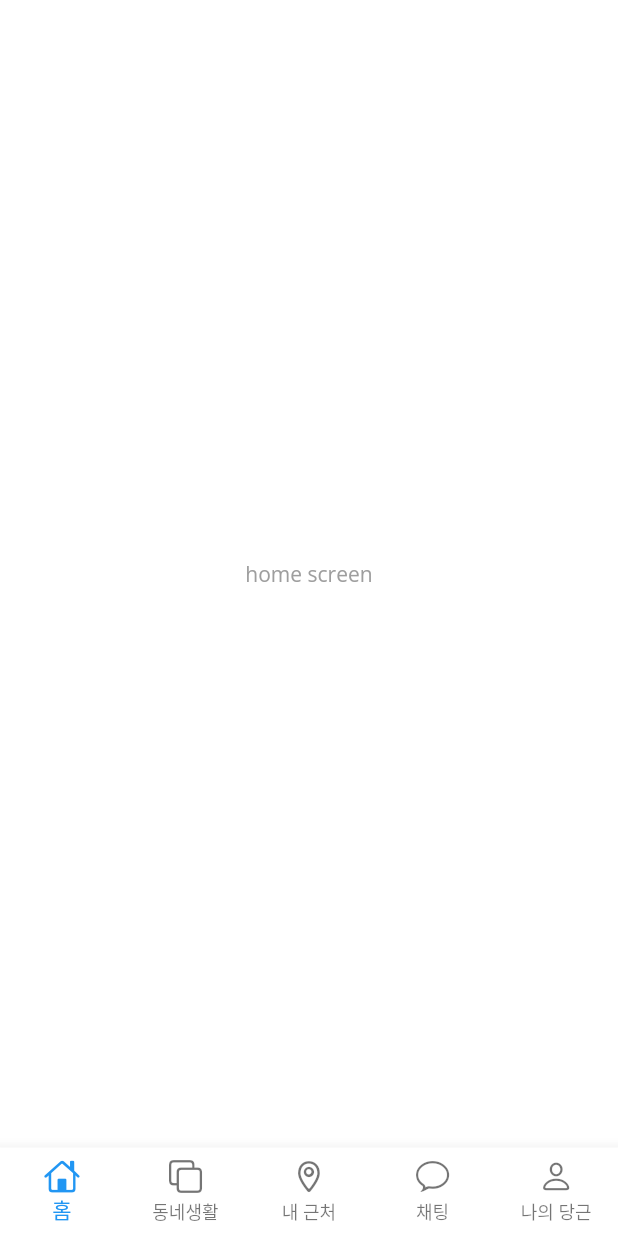
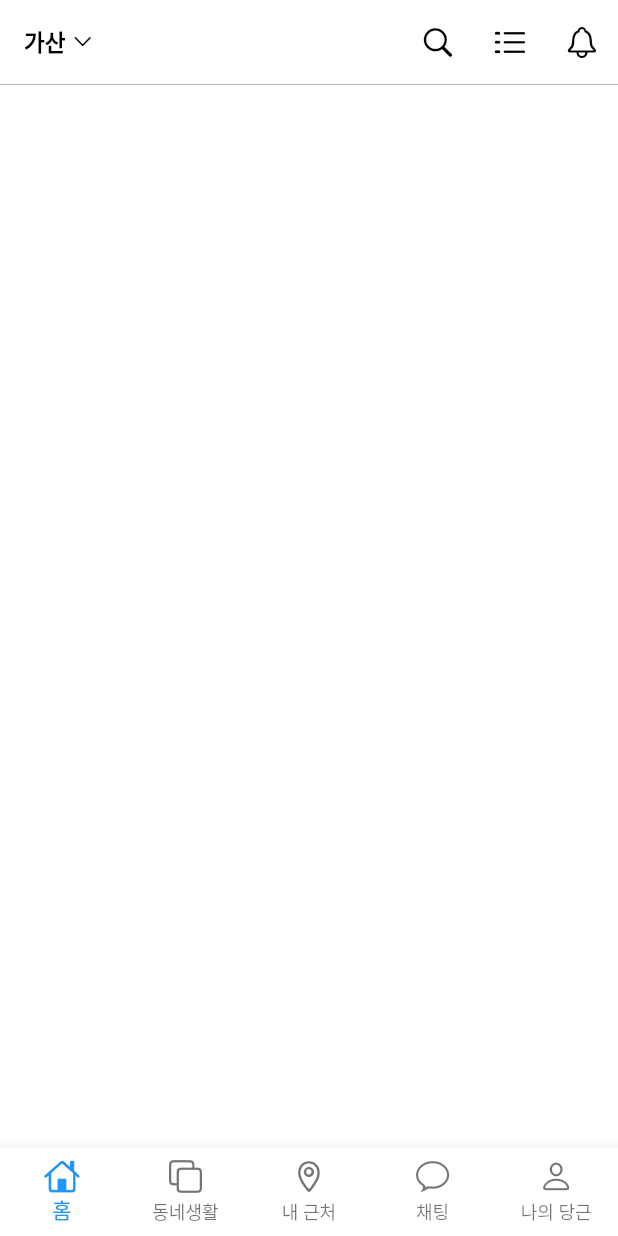
Before and after one commit to kihyeonkwon/carrot_flutter, a Flutter app: the screen it shows after launch, on a phone screen of 412 x 824 dp. Run offline on Flutter 3.47's test engine with Material 2 defaults, Android fonts, the phone set to English and light mode, and no system bars; our stand-ins replace google_fonts.

Commit message:
JKH-110 FEAT: 홈스크린을 서초동에서 가산으로 바꿈

```diff
--- a/lib/screens/home/home_screen.dart
+++ b/lib/screens/home/home_screen.dart
@@ -1,3 +1,5 @@
+import 'package:carrot/theme.dart';
+import 'package:flutter/cupertino.dart';
 import 'package:flutter/material.dart';
 
 class HomeScreen extends StatelessWidget {
@@ -5,8 +7,39 @@ class HomeScreen extends StatelessWidget {
 
   @override
   Widget build(BuildContext context) {
-    return const Center(
-      child: Text('home screen'),
-    );
+    return Scaffold(
+        appBar: AppBar(
+          title: Row(children: const [
+            Text('가산'),
+            SizedBox(
+              width: 4.0,
+            ),
+            Icon(
+              CupertinoIcons.chevron_down,
+              size: 15,
+            )
+          ]),
+          actions: [
+            IconButton(
+              icon: const Icon(
+                CupertinoIcons.search,
+              ),
+              onPressed: () {},
+            ),
+            IconButton(
+              icon: const Icon(CupertinoIcons.list_dash),
+              onPressed: () {},
+            ),
+            IconButton(
+              icon: const Icon(CupertinoIcons.bell),
+              onPressed: () {},
+            ),
+          ],
+          bottom: const PreferredSize(
+            preferredSize: Size.fromHeight(0.5),
+            child: Divider(thickness: 0.5, height: 0.5, color: Colors.grey),
+          ),
+        ),
+        body: Container());
   }
 }
--- a/lib/theme.dart
+++ b/lib/theme.dart
@@ -15,6 +15,8 @@ AppBarTheme appTheme() {
   return AppBarTheme(
     centerTitle: false,
     color: Colors.white,
+    iconTheme: IconThemeData(color: Colors.black),
+    // actionsIconTheme: IconThemeData(color: Colors.black),
     elevation: 0.0,
     titleTextStyle: GoogleFonts.nanumGothic(
         fontSize: 15, fontWeight: FontWeight.bold, color: Colors.black),
```
